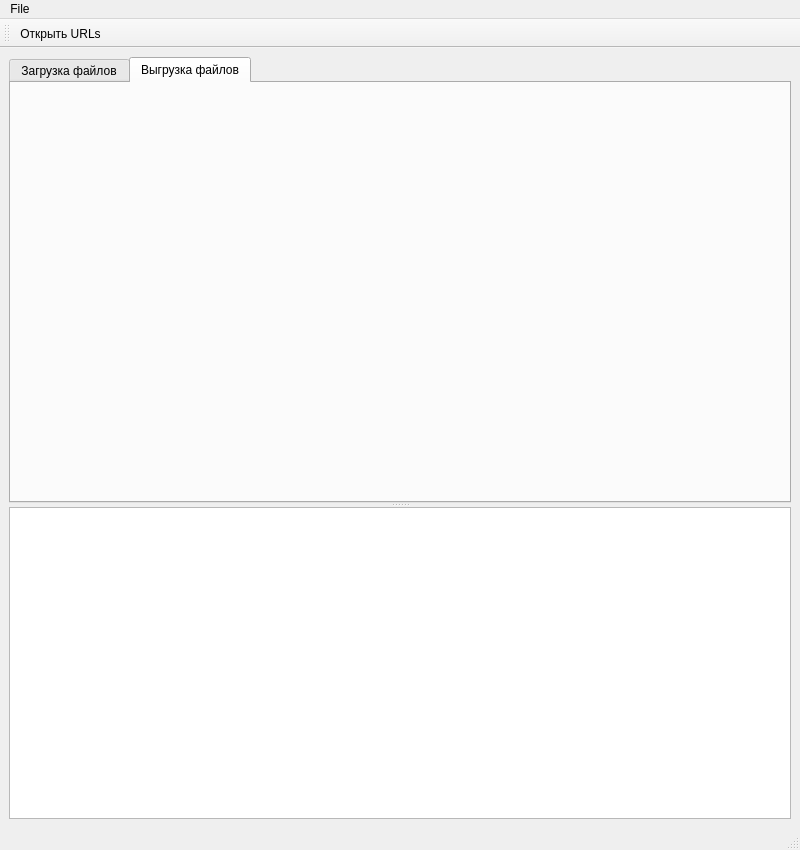
This is mainwindow.ui in knvmbox/file-uploader as Qt 5 draws it before an edit. The edited form follows.
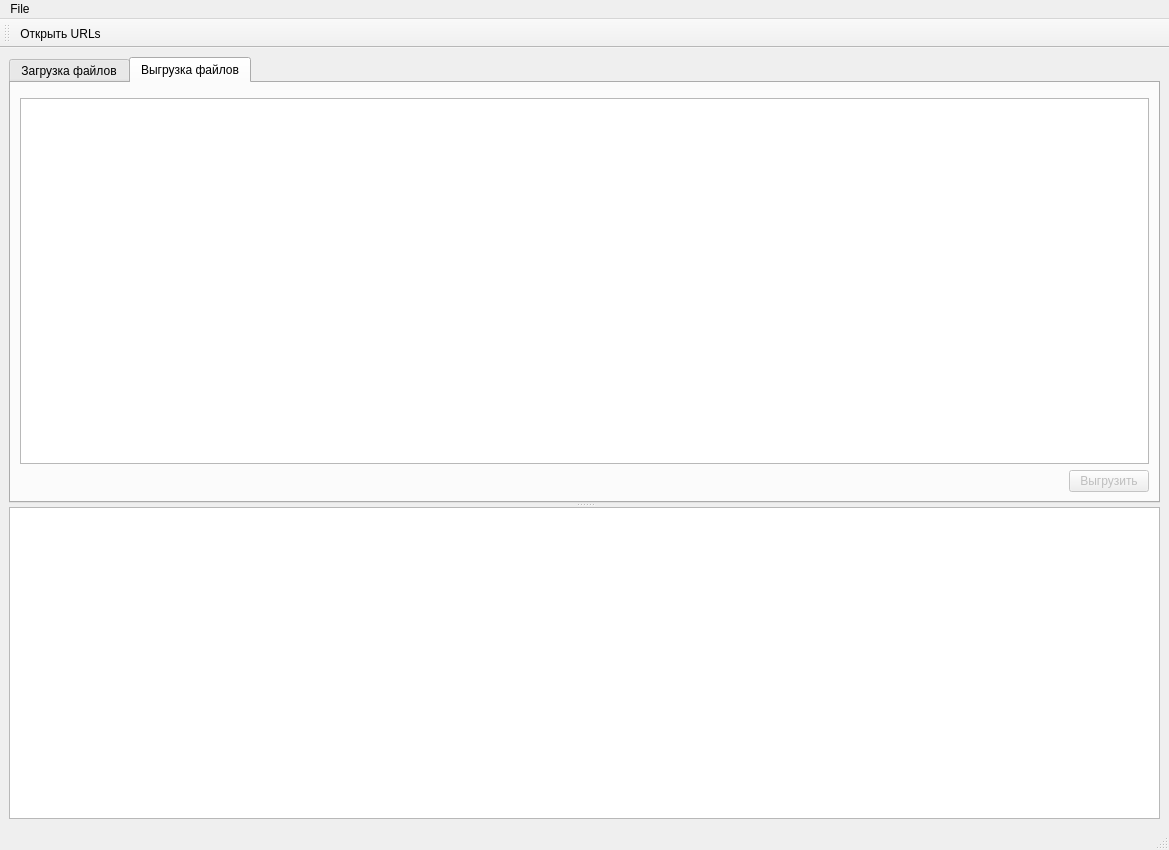
This is the edited form. The open tabs and pages were chosen to show the change. Custom widgets are drawn as their Qt base class.

Patch:
```diff
--- a/mainwindow.ui
+++ b/mainwindow.ui
@@ -6,7 +6,7 @@
    <rect>
     <x>0</x>
     <y>0</y>
-    <width>800</width>
+    <width>1169</width>
     <height>850</height>
    </rect>
   </property>
@@ -71,6 +71,44 @@
         <attribute name="title">
          <string>Выгрузка файлов</string>
         </attribute>
+        <layout class="QVBoxLayout" name="verticalLayout_3">
+         <item>
+          <widget class="FileSelector" name="imgDirSelector" native="true"/>
+         </item>
+         <item>
+          <widget class="QTableView" name="imagesView"/>
+         </item>
+         <item>
+          <layout class="QHBoxLayout" name="horizontalLayout_2">
+           <property name="topMargin">
+            <number>0</number>
+           </property>
+           <item>
+            <spacer name="horizontalSpacer_2">
+             <property name="orientation">
+              <enum>Qt::Horizontal</enum>
+             </property>
+             <property name="sizeHint" stdset="0">
+              <size>
+               <width>40</width>
+               <height>20</height>
+              </size>
+             </property>
+            </spacer>
+           </item>
+           <item>
+            <widget class="QPushButton" name="uploadBtn">
+             <property name="enabled">
+              <bool>false</bool>
+             </property>
+             <property name="text">
+              <string>Выгрузить</string>
+             </property>
+            </widget>
+           </item>
+          </layout>
+         </item>
+        </layout>
        </widget>
       </widget>
       <widget class="QPlainTextEdit" name="loggerEdit"/>
@@ -83,7 +121,7 @@
     <rect>
      <x>0</x>
      <y>0</y>
-     <width>800</width>
+     <width>1169</width>
      <height>22</height>
     </rect>
    </property>
```
Left out of the diff: 11 changed lines with no effect on the pictures.
